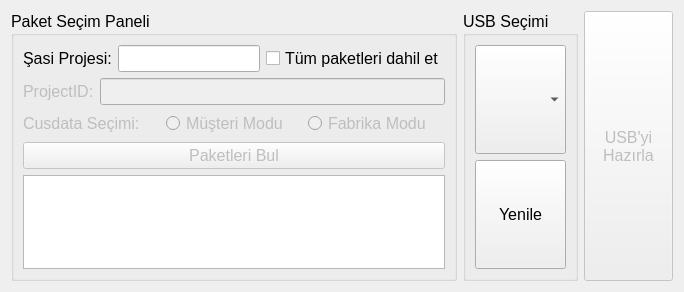
The window that ui/image_creator_screen.ui (cihansenyuz/system_controller) describes before a commit, drawn with Qt 5.
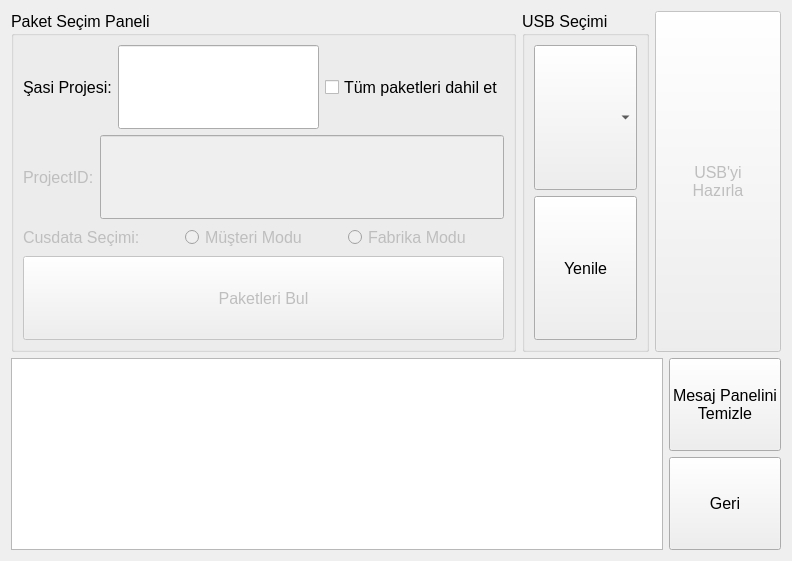
The same window after the commit.

Patch:
```diff
--- a/ui/image_creator_screen.ui
+++ b/ui/image_creator_screen.ui
@@ -6,14 +6,16 @@
    <rect>
     <x>0</x>
     <y>0</y>
-    <width>684</width>
-    <height>292</height>
+    <width>792</width>
+    <height>561</height>
    </rect>
   </property>
   <property name="windowTitle">
    <string>Form</string>
   </property>
-  <layout class="QHBoxLayout" name="horizontalLayout" stretch="5,1,1">
+  <layout class="QVBoxLayout" name="verticalLayout_2" stretch="4,0">
+   <item>
+    <layout class="QHBoxLayout" name="horizontalLayout" stretch="4,1,1">
    <item>
     <widget class="QGroupBox" name="groupBox_3">
      <property name="font">
@@ -24,7 +26,7 @@
      <property name="title">
       <string>Paket Seçim Paneli</string>
      </property>
-     <layout class="QVBoxLayout" name="verticalLayout" stretch="1,1,0,1,5">
+       <layout class="QVBoxLayout" name="verticalLayout" stretch="1,1,0,1">
       <item>
        <layout class="QHBoxLayout" name="horizontalLayout_2" stretch="0,0,0">
         <item>
@@ -185,9 +187,6 @@
         </property>
        </widget>
       </item>
-      <item>
-       <widget class="QPlainTextEdit" name="infoMessages"/>
-      </item>
      </layout>
     </widget>
    </item>
@@ -259,6 +258,56 @@
 Hazırla</string>
      </property>
     </widget>
+     </item>
+    </layout>
+   </item>
+   <item>
+    <layout class="QHBoxLayout" name="horizontalLayout_5">
+     <item>
+      <widget class="QPlainTextEdit" name="infoMessages"/>
+     </item>
+     <item>
+      <layout class="QVBoxLayout" name="verticalLayout_4">
+       <item>
+        <widget class="QPushButton" name="clearInfoMessagesButton">
+         <property name="sizePolicy">
+          <sizepolicy hsizetype="Minimum" vsizetype="Minimum">
+           <horstretch>0</horstretch>
+           <verstretch>0</verstretch>
+          </sizepolicy>
+         </property>
+         <property name="font">
+          <font>
+           <pointsize>12</pointsize>
+          </font>
+         </property>
+         <property name="text">
+          <string>Mesaj Panelini
+Temizle</string>
+         </property>
+        </widget>
+       </item>
+       <item>
+        <widget class="QPushButton" name="backButton">
+         <property name="sizePolicy">
+          <sizepolicy hsizetype="Minimum" vsizetype="Minimum">
+           <horstretch>0</horstretch>
+           <verstretch>0</verstretch>
+          </sizepolicy>
+         </property>
+         <property name="font">
+          <font>
+           <pointsize>12</pointsize>
+          </font>
+         </property>
+         <property name="text">
+          <string>Geri</string>
+         </property>
+        </widget>
+       </item>
+      </layout>
+     </item>
+    </layout>
    </item>
   </layout>
  </widget>
```
Lines whose indentation alone changed are shown as unchanged.
